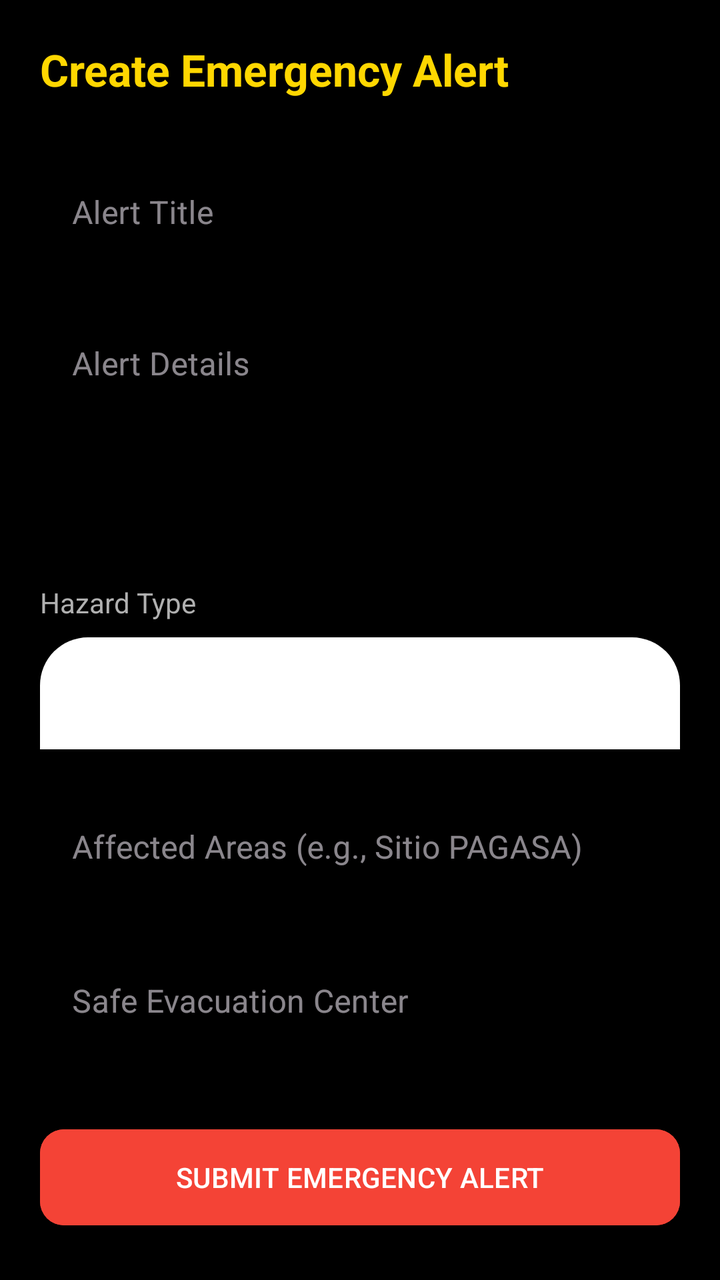
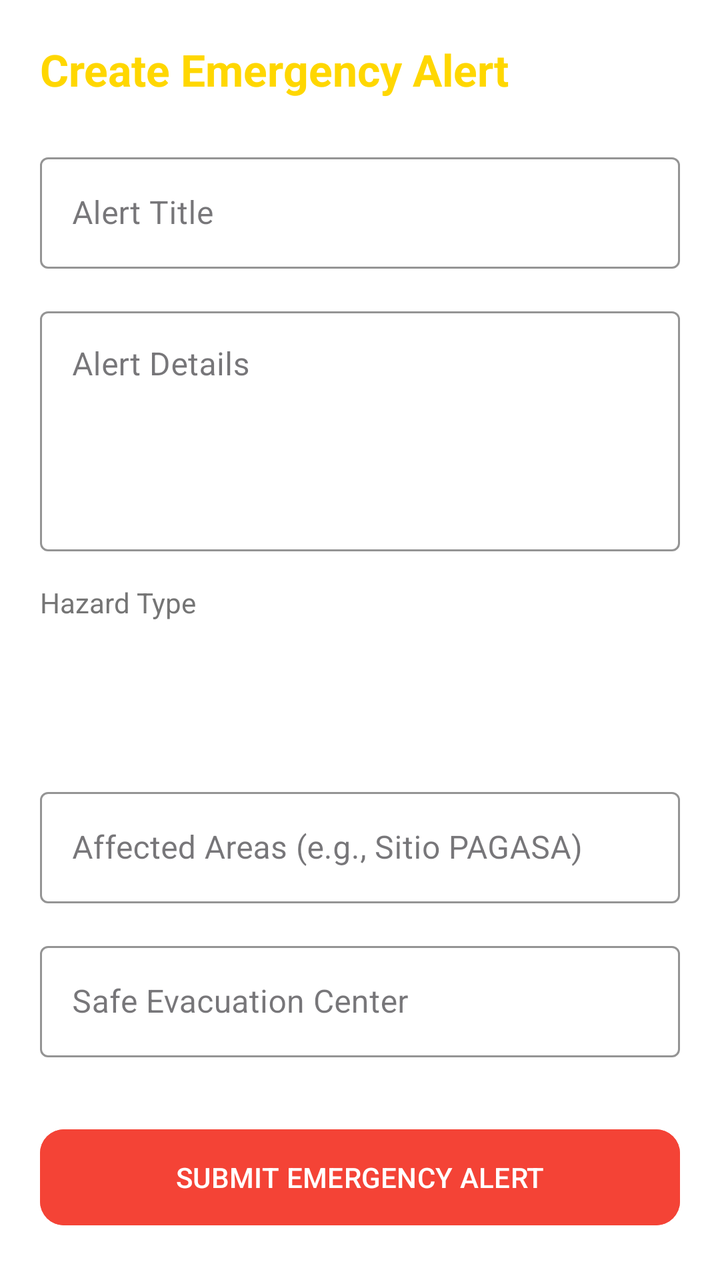

Compare the two renders of this Android layout. The source of the first and the diff that turns it into the second are given below.
<!-- AndroidManifest.xml: application theme Theme.Resilio -->
<!-- res/layout/fragment_create_emergency_alert.xml -->
<?xml version="1.0" encoding="utf-8"?>
<androidx.core.widget.NestedScrollView xmlns:android="http://schemas.android.com/apk/res/android"
    xmlns:app="http://schemas.android.com/apk/res-auto"
    android:layout_width="match_parent"
    android:layout_height="match_parent"
    android:background="@color/background_dark">

    <LinearLayout
        android:layout_width="match_parent"
        android:layout_height="wrap_content"
        android:orientation="vertical"
        android:padding="20dp">

        <TextView
            android:layout_width="wrap_content"
            android:layout_height="wrap_content"
            android:text="Create Emergency Alert"
            android:textSize="22sp"
            android:textStyle="bold"
            android:textColor="@color/gold_accent"
            android:layout_marginBottom="24dp" />

        <com.google.android.material.textfield.TextInputLayout
            android:layout_width="match_parent"
            android:layout_height="wrap_content"
            android:hint="Alert Title"
            style="@style/Widget.MaterialComponents.TextInputLayout.OutlinedBox"
            app:boxStrokeColor="@color/gold_accent"
            app:hintTextColor="@color/gold_accent">
            <com.google.android.material.textfield.TextInputEditText
                android:id="@+id/etTitle"
                android:layout_width="match_parent"
                android:layout_height="wrap_content"
                android:textColor="@color/text_primary" />
        </com.google.android.material.textfield.TextInputLayout>

        <com.google.android.material.textfield.TextInputLayout
            android:layout_width="match_parent"
            android:layout_height="wrap_content"
            android:hint="Alert Details"
            android:layout_marginTop="16dp"
            style="@style/Widget.MaterialComponents.TextInputLayout.OutlinedBox"
            app:boxStrokeColor="@color/gold_accent"
            app:hintTextColor="@color/gold_accent">
            <com.google.android.material.textfield.TextInputEditText
                android:id="@+id/etContent"
                android:layout_width="match_parent"
                android:layout_height="120dp"
                android:gravity="top"
                android:inputType="textMultiLine"
                android:textColor="@color/text_primary" />
        </com.google.android.material.textfield.TextInputLayout>

        <TextView
            android:layout_width="wrap_content"
            android:layout_height="wrap_content"
            android:text="Hazard Type"
            android:textColor="@color/text_secondary"
            android:layout_marginTop="16dp"
            android:layout_marginBottom="8dp" />

        <Spinner
            android:id="@+id/spinnerHazardType"
            android:layout_width="match_parent"
            android:layout_height="56dp"
            android:background="@drawable/bg_bottom_sheet"
            android:padding="8dp" />

        <com.google.android.material.textfield.TextInputLayout
            android:layout_width="match_parent"
            android:layout_height="wrap_content"
            android:hint="Affected Areas (e.g., Sitio PAGASA)"
            android:layout_marginTop="16dp"
            style="@style/Widget.MaterialComponents.TextInputLayout.OutlinedBox"
            app:boxStrokeColor="@color/gold_accent"
            app:hintTextColor="@color/gold_accent">
            <com.google.android.material.textfield.TextInputEditText
                android:id="@+id/etAffectedAreas"
                android:layout_width="match_parent"
                android:layout_height="wrap_content"
                android:textColor="@color/text_primary" />
        </com.google.android.material.textfield.TextInputLayout>

        <com.google.android.material.textfield.TextInputLayout
            android:layout_width="match_parent"
            android:layout_height="wrap_content"
            android:hint="Safe Evacuation Center"
            android:layout_marginTop="16dp"
            style="@style/Widget.MaterialComponents.TextInputLayout.OutlinedBox"
            app:boxStrokeColor="@color/gold_accent"
            app:hintTextColor="@color/gold_accent">
            <com.google.android.material.textfield.TextInputEditText
                android:id="@+id/etEvacuationCenter"
                android:layout_width="match_parent"
                android:layout_height="wrap_content"
                android:textColor="@color/text_primary" />
        </com.google.android.material.textfield.TextInputLayout>

        <com.google.android.material.button.MaterialButton
            android:id="@+id/btnSubmitEmergencyAlert"
            android:layout_width="match_parent"
            android:layout_height="56dp"
            android:text="SUBMIT EMERGENCY ALERT"
            android:layout_marginTop="32dp"
            android:backgroundTint="@color/emergency_red"
            android:textColor="@color/white"
            app:cornerRadius="12dp" />

    </LinearLayout>
</androidx.core.widget.NestedScrollView>
<!-- resources referenced by this layout -->
<resources>
  <color name="background_dark">#000000</color>
  <color name="emergency_red">#F44336</color>
  <color name="gold_accent">#FFD700</color>
  <color name="text_primary">#FFFFFF</color>
  <color name="text_secondary">#B0B0B0</color>
  <color name="white">#FFFFFFFF</color>
  <!-- drawable bg_bottom_sheet (drawable) -->
  <?xml version="1.0" encoding="utf-8"?>
  <shape xmlns:android="http://schemas.android.com/apk/res/android">
      <solid android:color="#FFFFFF" />
      <corners
          android:topLeftRadius="24dp"
          android:topRightRadius="24dp" />
  </shape>
  <style name="Theme.Resilio" parent="Base.Theme.Resilio" />
  <style name="Base.Theme.Resilio" parent="Theme.Material3.Dark.NoActionBar">
          
          <item name="colorPrimary">@color/gold_accent</item>
          <item name="colorOnPrimary">@color/background_dark</item>
          <item name="colorSecondary">@color/secondary_blue</item>
          <item name="colorOnSecondary">@color/white</item>
          <item name="colorTertiary">@color/primary_green</item>
          <item name="android:windowBackground">@color/background_dark</item>
          <item name="android:textColorPrimary">@color/text_primary</item>
          <item name="android:textColorSecondary">@color/text_secondary</item>
      </style>
  <color name="secondary_blue">#2196F3</color>
  <color name="primary_green">#4CAF50</color>
</resources>

<!-- the commit's change to res/layout/fragment_create_emergency_alert.xml (unified diff, before → after) -->
@@ -3,7 +3,7 @@
     xmlns:app="http://schemas.android.com/apk/res-auto"
     android:layout_width="match_parent"
     android:layout_height="match_parent"
-    android:background="@color/background_dark">
+    android:background="@color/background">
 
     <LinearLayout
         android:layout_width="match_parent"
<!-- resource entries referenced after the edit -->
@@ -1,10 +1,10 @@
 <!-- resources referenced by this layout -->
 <resources>
-  <color name="background_dark">#000000</color>
+  <color name="background">#FFFFFF</color>
   <color name="emergency_red">#F44336</color>
   <color name="gold_accent">#FFD700</color>
-  <color name="text_primary">#FFFFFF</color>
-  <color name="text_secondary">#B0B0B0</color>
+  <color name="text_primary">#212121</color>
+  <color name="text_secondary">#757575</color>
   <color name="white">#FFFFFFFF</color>
   <!-- drawable bg_bottom_sheet (drawable) -->
   <?xml version="1.0" encoding="utf-8"?>
@@ -15,17 +15,18 @@
           android:topRightRadius="24dp" />
   </shape>
   <style name="Theme.Resilio" parent="Base.Theme.Resilio" />
-  <style name="Base.Theme.Resilio" parent="Theme.Material3.Dark.NoActionBar">
+  <style name="Base.Theme.Resilio" parent="Theme.Material3.DayNight.NoActionBar">
           
           <item name="colorPrimary">@color/gold_accent</item>
-          <item name="colorOnPrimary">@color/background_dark</item>
+          <item name="colorOnPrimary">@color/black</item>
           <item name="colorSecondary">@color/secondary_blue</item>
           <item name="colorOnSecondary">@color/white</item>
           <item name="colorTertiary">@color/primary_green</item>
-          <item name="android:windowBackground">@color/background_dark</item>
+          <item name="android:windowBackground">@color/background</item>
           <item name="android:textColorPrimary">@color/text_primary</item>
           <item name="android:textColorSecondary">@color/text_secondary</item>
       </style>
+  <color name="black">#FF000000</color>
   <color name="secondary_blue">#2196F3</color>
   <color name="primary_green">#4CAF50</color>
 </resources>
